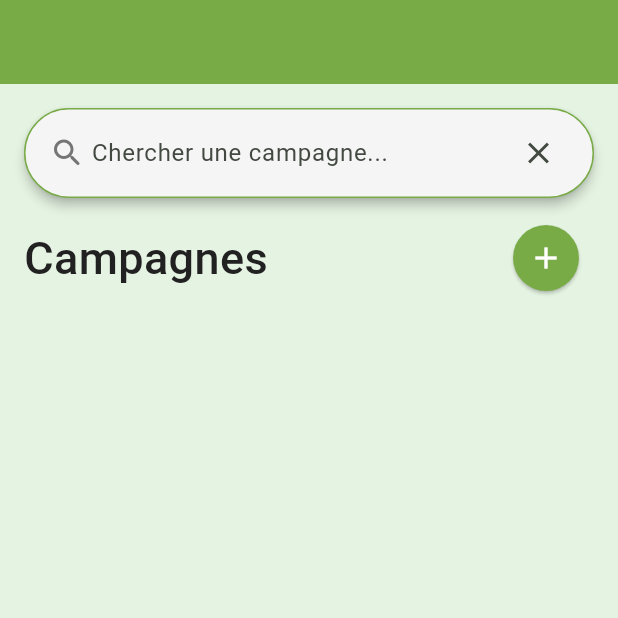
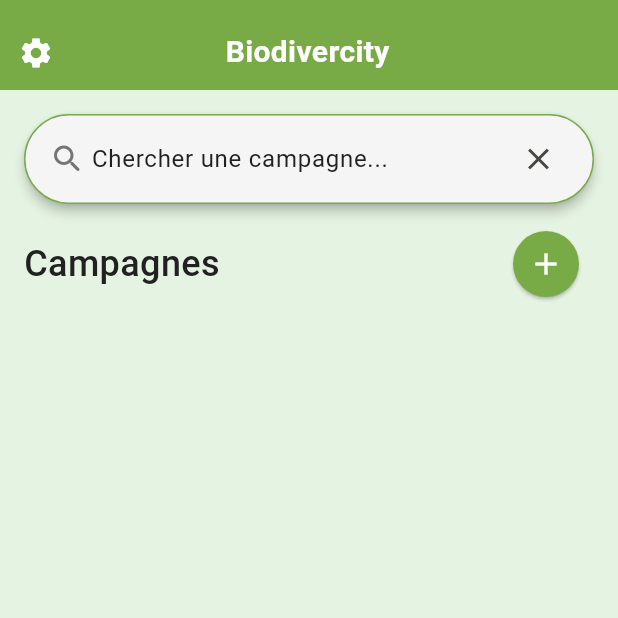
Before and after one commit to Fafary/MMM-Project, a Flutter app: the ListCampaignScreen screen opened by its route, on a phone screen of 412 x 824 dp, the top half of it. Run offline on Flutter 3.47's test engine with Material 2 defaults, Android fonts, the phone set to English and light mode, and no system bars; our stand-ins replace carousel_slider, cloud_firestore, firebase_auth, firebase_core, firebase_messaging, flutter_form_builder and 3 more; accounts and stored records are empty; Roboto replaces fonts that are missing (Poppins).

Commit message:
amelioration de l'appbar pour la page principale

```diff
--- a/lib/dir_campagne/list_campagne.dart
+++ b/lib/dir_campagne/list_campagne.dart
@@ -74,9 +74,37 @@ class ListCampaignScreenState extends State<ListCampaignScreen> {
         appBar: AppBar(
           backgroundColor: const Color(0xFF78AB46),
           automaticallyImplyLeading: false,
-          actions: const [],
-          centerTitle: false,
           elevation: 0,
+          bottom: PreferredSize(
+            preferredSize: const Size.fromHeight(4),
+            child: Container(
+              alignment: Alignment.bottomCenter,
+              padding: const EdgeInsets.only(bottom: 1),
+              child: Row(
+                mainAxisAlignment: MainAxisAlignment.spaceBetween,
+                children: [
+                  IconButton(
+                    icon: const Icon(
+                      Icons.settings,
+                      color: Colors.white,
+                    ),
+                    onPressed: () {
+                      // MODIFIER SI AJOUT D'UNE FONCTIONNALITEE PARAMETRE
+                    },
+                  ),
+                  const Text(
+                    'Biodivercity',
+                    style: TextStyle(
+                      color: Colors.white,
+                      fontSize: 20,
+                      fontWeight: FontWeight.bold,
+                    ),
+                  ),
+                  SizedBox(width: 50),
+                ],
+              ),
+            ),
+          ),
         ),
         body: SafeArea(
           top: true,
@@ -122,7 +150,7 @@ class ListCampaignScreenState extends State<ListCampaignScreen> {
                                   onChanged: searchCampagnes, // Appel la fonction pour chercher une campagne
                                   obscureText: false,
                                   decoration: const InputDecoration(
-                                    labelText: 'Chercher une campagne...',
+                                    hintText: 'Chercher une campagne...',
                                     hintStyle: TextStyle(
                                       fontFamily: 'Poppins',
                                       color: Color(0xFF212121),
@@ -159,12 +187,12 @@ class ListCampaignScreenState extends State<ListCampaignScreen> {
                   child: Row(
                     mainAxisAlignment: MainAxisAlignment.spaceBetween,
                     children: [
-                      Text(
+                      const Text(
                         'Campagnes',
                         style: TextStyle(
                           fontFamily: 'Poppins',
                           color: Color(0xFF212121),
-                          fontSize: 30,
+                          fontSize: 24,
                           fontWeight: FontWeight.w500,
                         ),
                       ),
```
